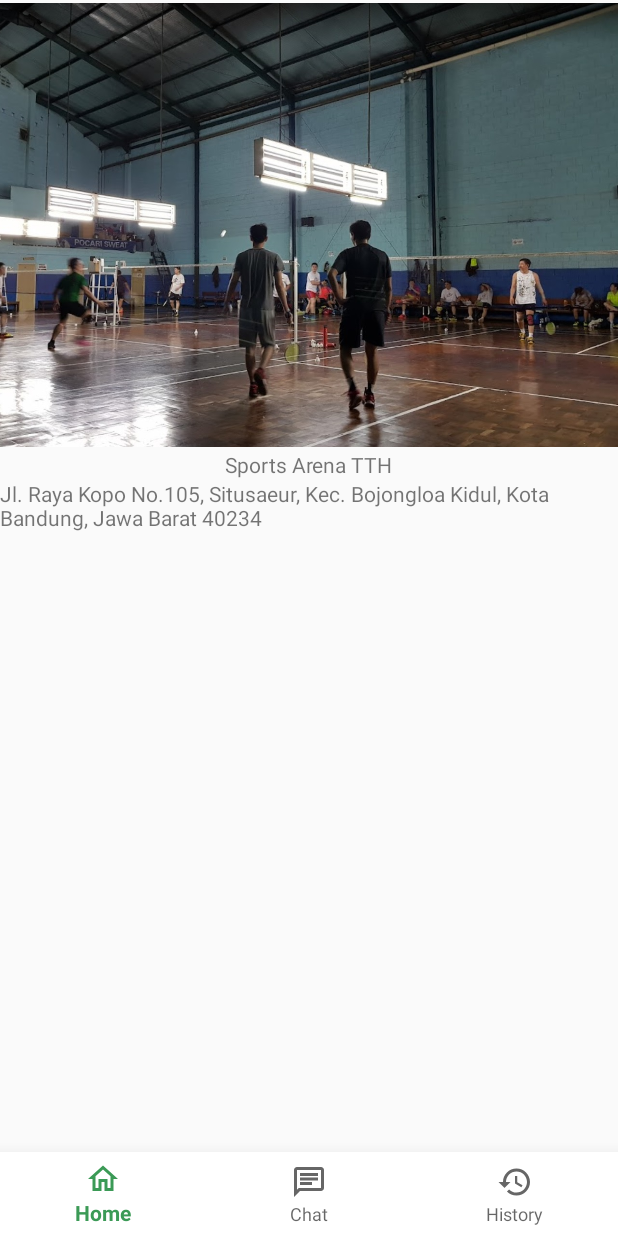
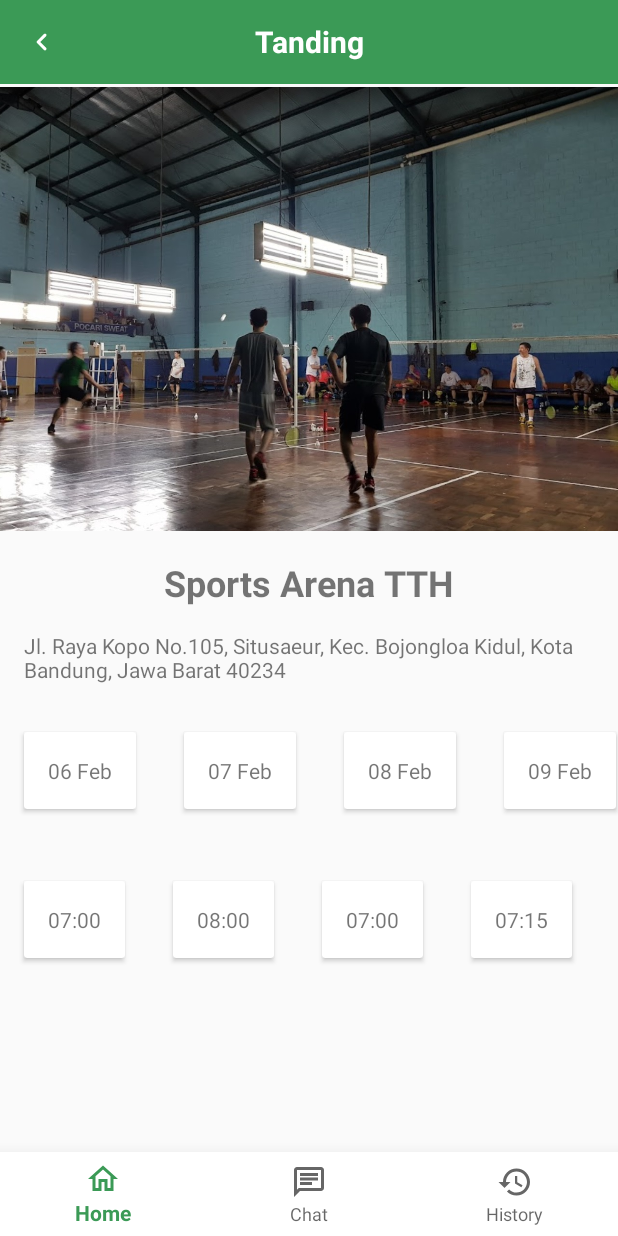
Before and after one commit to Adityazxc/TandingApps, an Android app: the screen it shows after launch (MainActivity), after a tap on "Sports Arena TTH", on a phone screen of 412 x 824 dp. Run offline under Robolectric (Android 15) with nearby library versions, the phone set to English and light mode, and no system bars; our stand-ins replace CircleImageView.

Commit message:
Booking Page

```diff
--- /dev/null
+++ b/app/src/main/java/com/example/tanding/adapter/JamAdapter.java
@@ -0,0 +1,64 @@
+package com.example.tanding.adapter;
+
+import android.content.Context;
+import android.view.LayoutInflater;
+import android.view.View;
+import android.view.ViewGroup;
+import android.widget.TextView;
+
+import androidx.annotation.NonNull;
+import androidx.recyclerview.widget.RecyclerView;
+
+import com.example.tanding.R;
+import com.example.tanding.model.Gor;
+
+import java.util.List;
+
+public class JamAdapter extends RecyclerView.Adapter<JamAdapter.BookingViewAdapter> {
+    private List<Gor> gorList;
+    private Context context;
+
+    private JamItemClickListener jamItemClickListener;
+
+    public JamAdapter(List<Gor> gorList, Context context, JamItemClickListener jamItemClickListener) {
+        this.gorList = gorList;
+        this.context = context;
+        this.jamItemClickListener = jamItemClickListener;
+    }
+
+    @NonNull
+    @Override
+    public JamAdapter.BookingViewAdapter onCreateViewHolder(@NonNull ViewGroup parent, int viewType) {
+        View view = LayoutInflater.from(parent.getContext()).inflate(R.layout.recycler_jam_tanggal, parent, false);
+        return new BookingViewAdapter(view);
+    }
+
+    @Override
+    public void onBindViewHolder(@NonNull JamAdapter.BookingViewAdapter holder, int position) {
+        Gor gor = gorList.get(position);
+        holder.textView.setText(gor.getJam_buka());
+        holder.itemView.setOnClickListener(new View.OnClickListener() {
+            @Override
+            public void onClick(View view) {
+                jamItemClickListener.jamOnItemCLick(gorList.get(position));
+            }
+        });
+    }
+
+    @Override
+    public int getItemCount() {
+        return gorList.size();
+    }
+
+    public class BookingViewAdapter extends RecyclerView.ViewHolder {
+        TextView textView;
+        public BookingViewAdapter(@NonNull View itemView) {
+            super(itemView);
+            textView = itemView.findViewById(R.id.txt_jam_tanggal_booking);
+        }
+    }
+
+    public interface JamItemClickListener {
+        public void jamOnItemCLick(Gor gor);
+    }
+}
--- /dev/null
+++ b/app/src/main/java/com/example/tanding/adapter/TanggalAdapter.java
@@ -0,0 +1,51 @@
+package com.example.tanding.adapter;
+
+import android.content.Context;
+import android.view.LayoutInflater;
+import android.view.View;
+import android.view.ViewGroup;
+import android.widget.TextView;
+
+import androidx.annotation.NonNull;
+import androidx.recyclerview.widget.RecyclerView;
+
+import com.example.tanding.R;
+import com.example.tanding.model.Gor;
+
+import java.util.List;
+
+public class TanggalAdapter extends RecyclerView.Adapter<TanggalAdapter.BookingViewHolder> {
+    private List<Gor> gorList;
+    private Context context;
+
+    public TanggalAdapter(List<Gor> gorList, Context context) {
+        this.gorList = gorList;
+        this.context = context;
+    }
+
+    @NonNull
+    @Override
+    public TanggalAdapter.BookingViewHolder onCreateViewHolder(@NonNull ViewGroup parent, int viewType) {
+        View view = LayoutInflater.from(parent.getContext()).inflate(R.layout.recycler_jam_tanggal, parent, false);
+        return new BookingViewHolder(view);
+    }
+
+    @Override
+    public void onBindViewHolder(@NonNull TanggalAdapter.BookingViewHolder holder, int position) {
+        Gor gor = gorList.get(position);
+        holder.textView.setText(gor.getTanggal_buka());
+    }
+
+    @Override
+    public int getItemCount() {
+        return gorList.size();
+    }
+
+    public class BookingViewHolder extends RecyclerView.ViewHolder {
+        TextView textView;
+        public BookingViewHolder(@NonNull View itemView) {
+            super(itemView);
+            textView = itemView.findViewById(R.id.txt_jam_tanggal_booking);
+        }
+    }
+}
--- /dev/null
+++ b/app/src/main/java/com/example/tanding/fragment/BookingDetailFragment.java
@@ -0,0 +1,66 @@
+package com.example.tanding.fragment;
+
+import android.os.Bundle;
+
+import androidx.fragment.app.Fragment;
+
+import android.view.LayoutInflater;
+import android.view.View;
+import android.view.ViewGroup;
+
+import com.example.tanding.R;
+
+/**
+ * A simple {@link Fragment} subclass.
+ * Use the {@link BookingDetailFragment#newInstance} factory method to
+ * create an instance of this fragment.
+ */
+public class BookingDetailFragment extends Fragment {
+
+    // TODO: Rename parameter arguments, choose names that match
+    // the fragment initialization parameters, e.g. ARG_ITEM_NUMBER
+    private static final String ARG_PARAM1 = "param1";
+    private static final String ARG_PARAM2 = "param2";
+
+    // TODO: Rename and change types of parameters
+    private String mParam1;
+    private String mParam2;
+
+    public BookingDetailFragment() {
+        // Required empty public constructor
+    }
+
+    /**
+     * Use this factory method to create a new instance of
+     * this fragment using the provided parameters.
+     *
+     * @param param1 Parameter 1.
+     * @param param2 Parameter 2.
+     * @return A new instance of fragment BookingDetailFragment.
+     */
+    // TODO: Rename and change types and number of parameters
+    public static BookingDetailFragment newInstance(String param1, String param2) {
+        BookingDetailFragment fragment = new BookingDetailFragment();
+        Bundle args = new Bundle();
+        args.putString(ARG_PARAM1, param1);
+        args.putString(ARG_PARAM2, param2);
+        fragment.setArguments(args);
+        return fragment;
+    }
+
+    @Override
+    public void onCreate(Bundle savedInstanceState) {
+        super.onCreate(savedInstanceState);
+        if (getArguments() != null) {
+            mParam1 = getArguments().getString(ARG_PARAM1);
+            mParam2 = getArguments().getString(ARG_PARAM2);
+        }
+    }
+
+    @Override
+    public View onCreateView(LayoutInflater inflater, ViewGroup container,
+                             Bundle savedInstanceState) {
+        // Inflate the layout for this fragment
+        return inflater.inflate(R.layout.fragment_booking_detail, container, false);
+    }
+}
--- a/app/src/main/java/com/example/tanding/fragment/BookingFragment.java
+++ b/app/src/main/java/com/example/tanding/fragment/BookingFragment.java
@@ -2,7 +2,12 @@ package com.example.tanding.fragment;
 
 import android.os.Bundle;
 
+import androidx.activity.OnBackPressedCallback;
+import androidx.appcompat.widget.Toolbar;
 import androidx.fragment.app.Fragment;
+import androidx.fragment.app.FragmentManager;
+import androidx.recyclerview.widget.LinearLayoutManager;
+import androidx.recyclerview.widget.RecyclerView;
 
 import android.view.LayoutInflater;
 import android.view.View;
@@ -11,17 +16,25 @@ import android.widget.ImageView;
 import android.widget.TextView;
 
 import com.example.tanding.R;
+import com.example.tanding.adapter.JamAdapter;
+import com.example.tanding.adapter.TanggalAdapter;
+import com.example.tanding.model.Gor;
+import com.example.tanding.model.GorList;
+
+import java.util.ArrayList;
 
 /**
  * A simple {@link Fragment} subclass.
  * Use the {@link BookingFragment#newInstance} factory method to
  * create an instance of this fragment.
  */
-public class BookingFragment extends Fragment {
+public class BookingFragment extends Fragment implements JamAdapter.JamItemClickListener {
 
     ImageView gorImageView;
     TextView gorNamaTextView;
     TextView gorAlamatTextView;
+
+    ArrayList<Gor> gorArrayList = new ArrayList<>();
 
     // TODO: Rename parameter arguments, choose names that match
     // the fragment initialization parameters, e.g. ARG_ITEM_NUMBER
@@ -79,9 +92,67 @@ public class BookingFragment extends Fragment {
         gorNamaTextView = view.findViewById(R.id.txt_gor_name_booking);
         gorAlamatTextView = view.findViewById(R.id.txt_gor_alamat_booking);
 
+        setOnBackPressed(view);
+
         gorImageView.setImageDrawable(getContext().getResources().getDrawable(mParam3));
         gorNamaTextView.setText(mParam1);
         gorAlamatTextView.setText(mParam2);
+
+        buildJamData();
+        initRecyclerView(view);
+
         return view;
     }
+
+    private void setOnBackPressed(View view) {
+        Toolbar toolbar = view.findViewById(R.id.toolbar);
+        toolbar.setNavigationIcon(R.drawable.chevron_left_24);
+        toolbar.setNavigationOnClickListener(new View.OnClickListener() {
+            @Override
+            public void onClick(View view) {
+                getActivity().onBackPressed();
+            }
+        });
+    }
+
+    private void initRecyclerView(View view) {
+        RecyclerView recyclerViewJam = view.findViewById(R.id.recycler_gor_jam);
+        recyclerViewJam.setHasFixedSize(true);
+        recyclerViewJam.setLayoutManager(new LinearLayoutManager(requireContext(), LinearLayoutManager.HORIZONTAL, false));
+        JamAdapter jamAdapter = new JamAdapter(gorArrayList, getActivity().getApplicationContext(), this);
+        recyclerViewJam.setAdapter(jamAdapter);
+
+        RecyclerView recyclerViewTanggal = view.findViewById(R.id.recycler_gor_tanggal);
+        recyclerViewTanggal.setHasFixedSize(true);
+        recyclerViewTanggal.setLayoutManager(new LinearLayoutManager(requireContext(), LinearLayoutManager.HORIZONTAL, false));
+        TanggalAdapter tanggalAdapter = new TanggalAdapter(gorArrayList, getActivity().getApplicationContext());
+        recyclerViewTanggal.setAdapter(tanggalAdapter);
+    }
+
+    private void buildJamData() {
+        gorArrayList.clear();
+
+        for (int i = 0; i < GorList.nama_gor.length; i++) {
+            gorArrayList.add(new Gor(
+                    "",
+                    "",
+                    GorList.jam_buka[i],
+                    "",
+                    GorList.tanggal_buka[i],
+                    0
+            ));
+        }
+    }
+
+    @Override
+    public void jamOnItemCLick(Gor gor) {
+        Fragment bookingDetailFragment = BookingDetailFragment.newInstance(gor.getNama_gor(), gor.getAlamat());
+        FragmentManager fragmentManager = getActivity().getSupportFragmentManager();
+
+        fragmentManager.beginTransaction()
+                .replace(R.id.fragmentFrame, bookingDetailFragment, null)
+                .setReorderingAllowed(true)
+                .addToBackStack(null)
+                .commit();
+    }
 }
--- a/app/src/main/java/com/example/tanding/fragment/HomeFragment.java
+++ b/app/src/main/java/com/example/tanding/fragment/HomeFragment.java
@@ -108,6 +108,7 @@ public class HomeFragment extends Fragment implements GorAdapter.GorItemCLickLis
     }
 
     private void buildJadwalData() {
+        jadwalArrayList.clear();
         jadwalArrayList.add(new Jadwal(new Gor("Sports Arena TTH", "Jl. Raya Kopo No.105", "07:00", "18:00", "01/30/2023", R.drawable.gor_photo1), new Pesanan("00378729", "30/01/2023", "30/01/2023", "10:00", "13:00")));
         jadwalArrayList.add(new Jadwal(new Gor("Sports Arena TTH", "Jl. Raya Kopo No.105", "07:00", "18:00", "01/30/2023", R.drawable.gor_photo1), new Pesanan("00378729", "30/01/2023", "30/01/2023", "10:00", "13:00")));
         jadwalArrayList.add(new Jadwal(new Gor("Sports Arena TTH", "Jl. Raya Kopo No.105", "07:00", "18:00", "01/30/2023", R.drawable.gor_photo1), new Pesanan("00378729", "30/01/2023", "30/01/2023", "10:00", "13:00")));
--- /dev/null
+++ b/app/src/main/res/drawable/chevron_left_24.xml
@@ -0,0 +1,5 @@
+<vector android:height="24dp" android:tint="#FFFFFF"
+    android:viewportHeight="24" android:viewportWidth="24"
+    android:width="24dp" xmlns:android="http://schemas.android.com/apk/res/android">
+    <path android:fillColor="@android:color/white" android:pathData="M14.71,6.71c-0.39,-0.39 -1.02,-0.39 -1.41,0L8.71,11.3c-0.39,0.39 -0.39,1.02 0,1.41l4.59,4.59c0.39,0.39 1.02,0.39 1.41,0 0.39,-0.39 0.39,-1.02 0,-1.41L10.83,12l3.88,-3.88c0.39,-0.39 0.38,-1.03 0,-1.41z"/>
+</vector>
--- a/app/src/main/res/layout/fragment_booking.xml
+++ b/app/src/main/res/layout/fragment_booking.xml
@@ -6,6 +6,34 @@
     android:layout_height="match_parent"
     tools:context=".fragment.BookingFragment">
 
+    <androidx.appcompat.widget.Toolbar
+        android:id="@+id/toolbar"
+        android:layout_width="match_parent"
+        android:layout_height="?attr/actionBarSize"
+        android:theme="@style/ThemeOverlay.AppCompat.ActionBar"
+        app:popupTheme="@style/ThemeOverlay.AppCompat.Light"
+        android:background="@color/button"
+        app:layout_constraintEnd_toEndOf="parent"
+        app:layout_constraintStart_toStartOf="parent"
+        app:layout_constraintTop_toTopOf="parent">
+
+        <RelativeLayout
+            android:layout_width="wrap_content"
+            android:layout_height="wrap_content"
+            android:layout_gravity="center_horizontal">
+
+            <TextView
+                android:layout_width="wrap_content"
+                android:layout_height="wrap_content"
+                android:text="@string/app_name"
+                android:textColor="@color/white"
+                android:textStyle="bold"
+                android:textSize="20sp"/>
+
+        </RelativeLayout>
+
+    </androidx.appcompat.widget.Toolbar>
+
     <ImageView
         android:id="@+id/img_gor_booking"
         android:layout_width="match_parent"
@@ -13,38 +41,51 @@
         android:src="@drawable/chat_24"
         app:layout_constraintEnd_toEndOf="parent"
         app:layout_constraintStart_toStartOf="parent"
-        app:layout_constraintTop_toTopOf="parent" />
+        app:layout_constraintTop_toBottomOf="@+id/toolbar" />
+
+    <LinearLayout
+        android:id="@+id/linearLayout2"
+        android:layout_width="match_parent"
+        android:layout_height="wrap_content"
+        android:orientation="vertical"
+        android:gravity="center_horizontal"
+        android:layout_gravity="center_horizontal"
+        app:layout_constraintTop_toBottomOf="@+id/img_gor_booking">
 
         <TextView
             android:id="@+id/txt_gor_name_booking"
             android:layout_width="wrap_content"
             android:layout_height="wrap_content"
+            android:layout_marginTop="16dp"
             android:text="@string/app_name"
-        app:layout_constraintEnd_toEndOf="parent"
-        app:layout_constraintStart_toStartOf="parent"
-        app:layout_constraintTop_toBottomOf="@+id/img_gor_booking" />
+            android:textSize="24sp"
+            android:textStyle="bold" />
 
         <TextView
             android:id="@+id/txt_gor_alamat_booking"
             android:layout_width="wrap_content"
             android:layout_height="wrap_content"
-        android:text="@string/app_name"
-        app:layout_constraintEnd_toEndOf="parent"
-        app:layout_constraintStart_toStartOf="parent"
-        app:layout_constraintTop_toBottomOf="@+id/txt_gor_name_booking" />
+            android:layout_marginStart="16dp"
+            android:layout_marginTop="16dp"
+            android:layout_marginEnd="16dp"
+            android:text="@string/app_name" />
+
+    </LinearLayout>
 
     <androidx.recyclerview.widget.RecyclerView
         android:id="@+id/recycler_gor_tanggal"
         android:layout_width="match_parent"
         android:layout_height="wrap_content"
+        android:layout_marginTop="16dp"
         app:layout_constraintEnd_toEndOf="parent"
         app:layout_constraintStart_toStartOf="parent"
-        app:layout_constraintTop_toBottomOf="@+id/txt_gor_alamat_booking" />
+        app:layout_constraintTop_toBottomOf="@+id/linearLayout2" />
 
     <androidx.recyclerview.widget.RecyclerView
         android:id="@+id/recycler_gor_jam"
         android:layout_width="match_parent"
         android:layout_height="wrap_content"
+        android:layout_marginTop="16dp"
         app:layout_constraintEnd_toEndOf="parent"
         app:layout_constraintStart_toStartOf="parent"
         app:layout_constraintTop_toBottomOf="@+id/recycler_gor_tanggal" />
--- /dev/null
+++ b/app/src/main/res/layout/fragment_booking_detail.xml
@@ -0,0 +1,14 @@
+<?xml version="1.0" encoding="utf-8"?>
+<FrameLayout xmlns:android="http://schemas.android.com/apk/res/android"
+    xmlns:tools="http://schemas.android.com/tools"
+    android:layout_width="match_parent"
+    android:layout_height="match_parent"
+    tools:context=".fragment.BookingDetailFragment">
+
+    <!-- TODO: Update blank fragment layout -->
+    <TextView
+        android:layout_width="match_parent"
+        android:layout_height="match_parent"
+        android:text="@string/hello_blank_fragment" />
+
+</FrameLayout>
--- /dev/null
+++ b/app/src/main/res/layout/recycler_jam_tanggal.xml
@@ -0,0 +1,21 @@
+<?xml version="1.0" encoding="utf-8"?>
+<androidx.cardview.widget.CardView xmlns:android="http://schemas.android.com/apk/res/android"
+    android:layout_width="wrap_content"
+    android:layout_height="wrap_content"
+    android:layout_margin="16dp">
+
+    <RelativeLayout
+        android:layout_width="wrap_content"
+        android:layout_height="wrap_content"
+        android:padding="16dp">
+
+        <TextView
+            android:id="@+id/txt_jam_tanggal_booking"
+            android:layout_width="wrap_content"
+            android:layout_height="wrap_content"
+            android:text="@string/app_name"
+            android:ellipsize="end"/>
+
+    </RelativeLayout>
+
+</androidx.cardview.widget.CardView>
```
Lines whose indentation alone changed are shown as unchanged.
